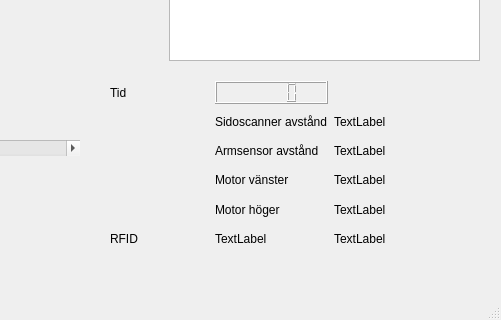
Old version of the form PC-interface/mainwindow.ui in the repository TSEA56-2014-Grupp-1/Lagerrobot; both pictures show x 731 to 1232 and y 356 to 676 of the 1232 by 676 pixel window.
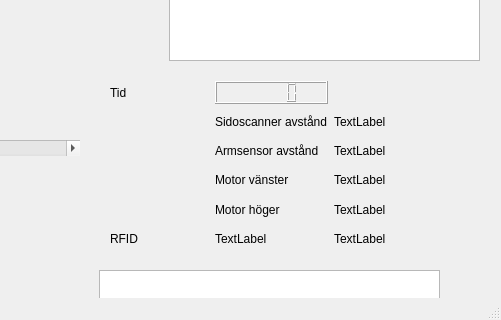
New version of the form. Custom widgets are drawn as their Qt base class.

Commit message: Added plot for all individual linesensors

```diff
--- a/PC-interface/mainwindow.ui
+++ b/PC-interface/mainwindow.ui
@@ -414,6 +414,16 @@
      <enum>Qt::Horizontal</enum>
     </property>
    </widget>
+   <widget class="QGraphicsView" name="graphicsView_linesensor">
+    <property name="geometry">
+     <rect>
+      <x>830</x>
+      <y>590</y>
+      <width>341</width>
+      <height>31</height>
+     </rect>
+    </property>
+   </widget>
   </widget>
   <widget class="QMenuBar" name="menuBar">
    <property name="geometry">
```
Left out of the diff: 2 changed lines with no effect on the pictures. The commit also changes 4 other files.
